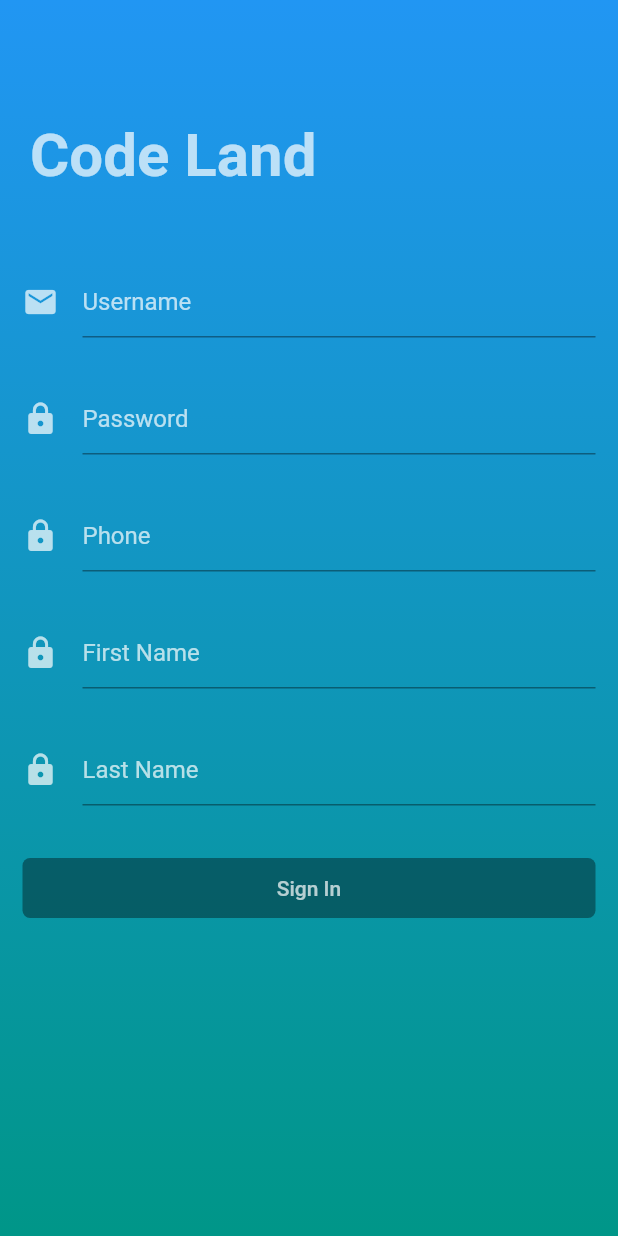
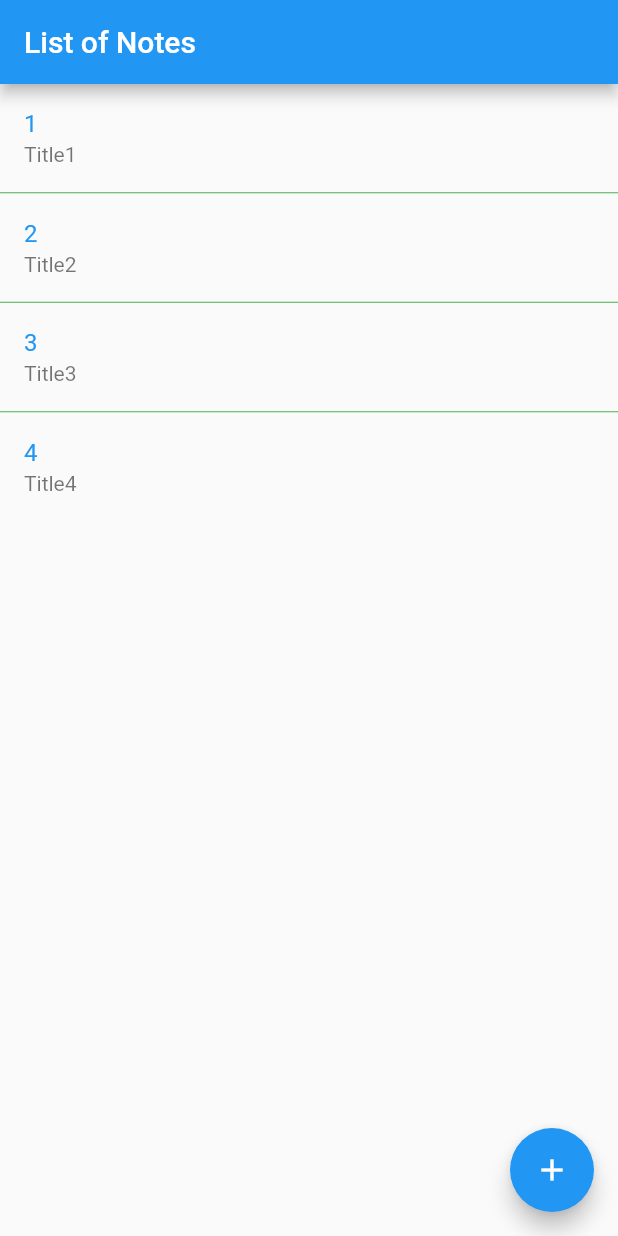
Before and after one commit to WanjiruCate/FlutterWithAPI, a Flutter app: the screen it shows after launch, on a phone screen of 412 x 824 dp. Run offline on Flutter 3.47's test engine with Material 2 defaults, Android fonts, the phone set to English and light mode, and no system bars; our stand-ins replace shared_preferences.

Commit message:
Got the hang of models and views finally

```diff
--- a/lib/main.dart
+++ b/lib/main.dart
@@ -1,6 +1,7 @@
 import 'package:flutter/material.dart';
 import 'package:trial_http/getting.dart';
 import 'package:trial_http/posting.dart';
+import 'package:trial_http/views/notelist.dart';
 
 void main() => runApp(MyApp());
 
@@ -15,7 +16,7 @@ class MyApp extends StatelessWidget {
       theme: ThemeData(
         primarySwatch: Colors.blue,
       ),
-      home: LoginPage(),
+      home: NoteList(),
       // routes: <String, WidgetBuilder>{
       //   '/dashboard': (BuildContext context) => new Dashboard(title: title),
       //   '/adddata': (BuildContext context) => new AddData(title: title),
--- /dev/null
+++ b/lib/models/notes_for_listing.dart
@@ -0,0 +1,40 @@
+class NoteForListing {
+  String noteid;
+  String noteTitle;
+  DateTime createdDate;
+  DateTime editedTime;
+
+  NoteForListing({
+    this.noteid,
+    this.noteTitle,
+    this.createdDate,
+    this.editedTime,
+  });
+
+  static List<NoteForListing> getNotes = [
+    NoteForListing(
+      noteid: '1',
+      noteTitle: 'Title1',
+      createdDate: DateTime.now(),
+      editedTime: DateTime.now(),
+    ),
+    NoteForListing(
+      noteid: '2',
+      noteTitle: 'Title2',
+      createdDate: DateTime.now(),
+      editedTime: DateTime.now(),
+    ),
+    NoteForListing(
+      noteid: '3',
+      noteTitle: 'Title3',
+      createdDate: DateTime.now(),
+      editedTime: DateTime.now(),
+    ),
+    NoteForListing(
+      noteid: '4',
+      noteTitle: 'Title4',
+      createdDate: DateTime.now(),
+      editedTime: DateTime.now(),
+    ),
+  ];
+}
--- /dev/null
+++ b/lib/views/notelist.dart
@@ -0,0 +1,42 @@
+import 'package:flutter/material.dart';
+import 'package:trial_http/models/notes_for_listing.dart';
+
+class NoteList extends StatefulWidget {
+  @override
+  _NoteListState createState() => _NoteListState();
+}
+
+class _NoteListState extends State<NoteList> {
+  List<NoteForListing> _notes = NoteForListing.getNotes;
+
+  @override
+  Widget build(BuildContext context) {
+    return Scaffold(
+      appBar: AppBar(
+        title: Text('List of Notes'),
+      ),
+      floatingActionButton: FloatingActionButton(
+        onPressed: () {},
+        child: Icon(Icons.add),
+      ),
+      body: ListView.separated(
+        separatorBuilder: (_, __) => Divider(
+          height: 1,
+          color: Colors.green,
+        ),
+        itemBuilder: (_, index) {
+          return ListTile(
+            title: Text(
+              //  'hello',
+              _notes[index].noteid,
+              style: TextStyle(color: Theme.of(context).primaryColor),
+            ),
+            subtitle: Text(_notes[index].noteTitle),
+            // Text('Note 1')
+          );
+        },
+        itemCount: _notes.length,
+      ),
+    );
+  }
+}
```
